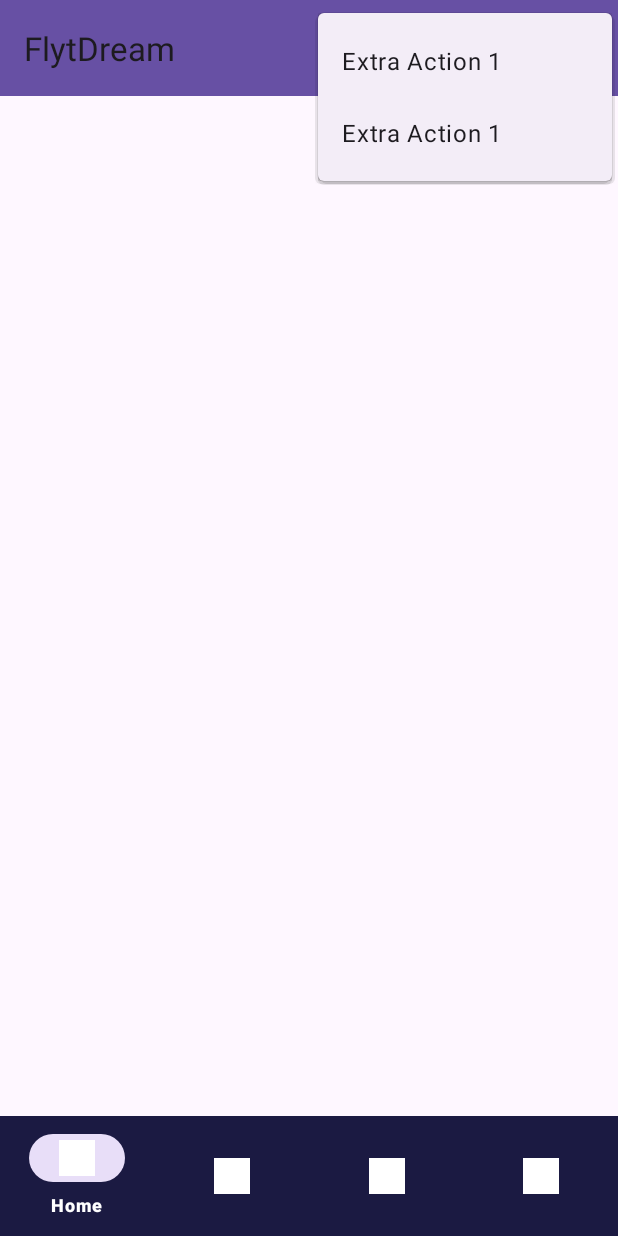
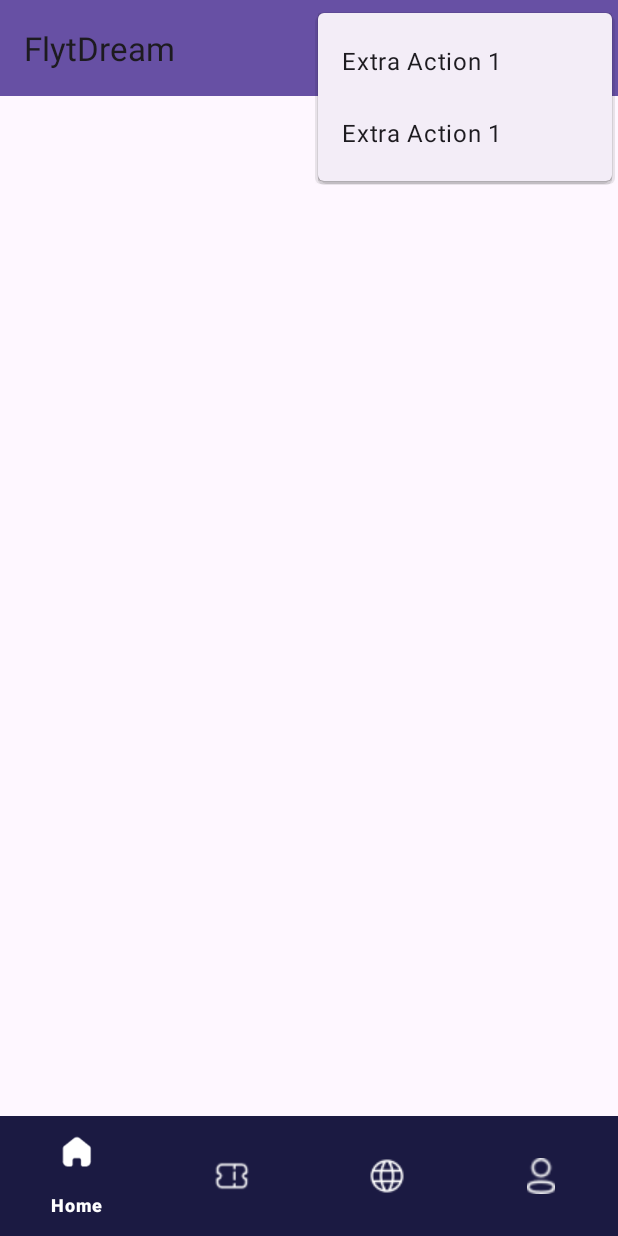
Before and after one commit to T1adus/CSIT214-Project-Deliverable, an Android app: the CoreActivity screen opened directly, with no data from a screen before it, with the options menu open, on a phone screen of 412 x 824 dp. Run offline under Robolectric (Android 15) with nearby library versions, the phone set to English and light mode, and no system bars.

Commit message:
Icon For Navigation Bar
This commit implement icons for the navigation bar.

```diff
--- a/FlytDream/app/src/main/res/layout/activity_core.xml
+++ b/FlytDream/app/src/main/res/layout/activity_core.xml
@@ -32,6 +32,7 @@
         android:layout_height="wrap_content"
         android:layout_gravity="bottom"
         android:background="@color/darkblue"
+        app:itemActiveIndicatorStyle="@null"
         app:itemIconTint="@color/white"
         app:itemTextColor="@color/white"
         app:labelVisibilityMode="selected"
--- a/FlytDream/app/src/main/res/menu/bottom_nav_menu.xml
+++ b/FlytDream/app/src/main/res/menu/bottom_nav_menu.xml
@@ -2,18 +2,18 @@
 <menu xmlns:android="http://schemas.android.com/apk/res/android">
     <item
         android:id="@+id/menu_home"
-        android:icon="@drawable/ic_launcher_background"
+        android:icon="@drawable/home_icon"
         android:title="Home" />
     <item
         android:id="@+id/menu_trip"
-        android:icon="@drawable/ic_launcher_background"
+        android:icon="@drawable/trips_icon"
         android:title="Trips" />
     <item
         android:id="@+id/menu_explore"
-        android:icon="@drawable/ic_launcher_background"
+        android:icon="@drawable/explore_icon"
         android:title="Explore" />
     <item
         android:id="@+id/menu_profile"
-        android:icon="@drawable/ic_launcher_background"
+        android:icon="@drawable/profile_icon"
         android:title="Profile" />
 </menu>
```
Also changed, not shown: FlytDream/app/src/main/res/drawable/explore_icon.png (added), FlytDream/app/src/main/res/drawable/home_icon.png (added), FlytDream/app/src/main/res/drawable/profile_icon.png (added), FlytDream/app/src/main/res/drawable/trips_icon.png (added).
